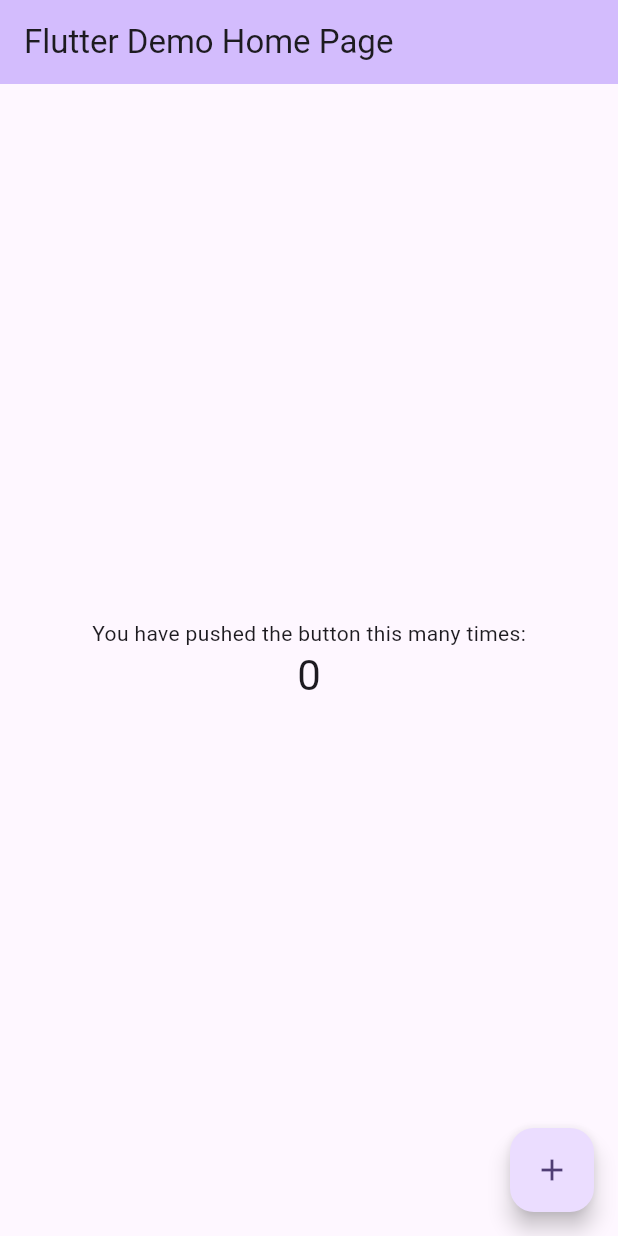
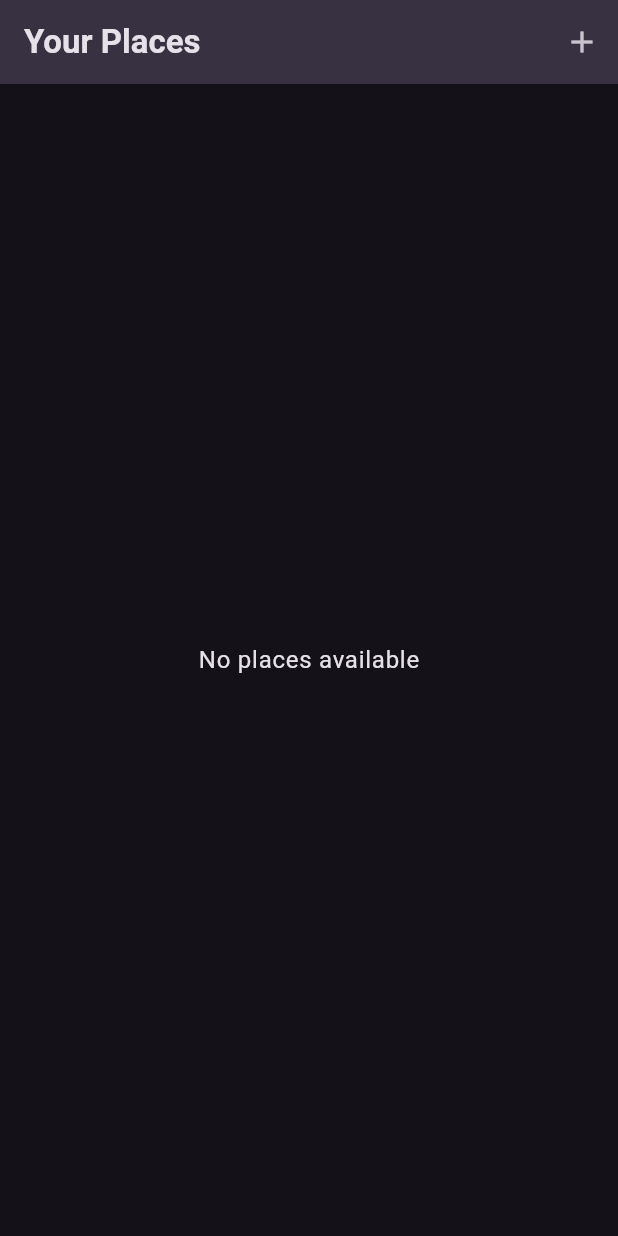
Before and after one commit to imole97/flutter-places, a Flutter app: the screen it shows after launch, on a phone screen of 412 x 824 dp. Run offline on Flutter 3.47's test engine with Material 3 defaults, Android fonts, the phone set to English and light mode, and no system bars; our stand-ins replace google_fonts.

Commit message:
setup places screen

```diff
--- a/lib/main.dart
+++ b/lib/main.dart
@@ -1,125 +1,42 @@
 import 'package:flutter/material.dart';
+import 'package:flutter_places/screens/places.dart';
+
+import 'package:google_fonts/google_fonts.dart';
+
+final colorScheme = ColorScheme.fromSeed(
+  brightness: Brightness.dark,
+  seedColor: const Color.fromARGB(255, 102, 6, 247),
+  surface: const Color.fromARGB(255, 56, 49, 66),
+);
+
+final theme = ThemeData().copyWith(
+  scaffoldBackgroundColor: colorScheme.background,
+  colorScheme: colorScheme,
+  textTheme: GoogleFonts.ubuntuCondensedTextTheme().copyWith(
+    titleSmall: GoogleFonts.ubuntuCondensed(
+      fontWeight: FontWeight.bold,
+    ),
+    titleMedium: GoogleFonts.ubuntuCondensed(
+      fontWeight: FontWeight.bold,
+    ),
+    titleLarge: GoogleFonts.ubuntuCondensed(
+      fontWeight: FontWeight.bold,
+    ),
+  ),
+);
 
 void main() {
-  runApp(const MyApp());
+  runApp(
+    const MyApp(),
+  );
 }
 
 class MyApp extends StatelessWidget {
-  const MyApp({super.key});
+  const MyApp({Key? key}) : super(key: key);
 
-  // This widget is the root of your application.
   @override
   Widget build(BuildContext context) {
     return MaterialApp(
-      title: 'Flutter Demo',
-      theme: ThemeData(
-        // This is the theme of your application.
-        //
-        // TRY THIS: Try running your application with "flutter run". You'll see
-        // the application has a purple toolbar. Then, without quitting the app,
-        // try changing the seedColor in the colorScheme below to Colors.green
-        // and then invoke "hot reload" (save your changes or press the "hot
-        // reload" button in a Flutter-supported IDE, or press "r" if you used
-        // the command line to start the app).
-        //
-        // Notice that the counter didn't reset back to zero; the application
-        // state is not lost during the reload. To reset the state, use hot
-        // restart instead.
-        //
-        // This works for code too, not just values: Most code changes can be
-        // tested with just a hot reload.
-        colorScheme: ColorScheme.fromSeed(seedColor: Colors.deepPurple),
-        useMaterial3: true,
-      ),
-      home: const MyHomePage(title: 'Flutter Demo Home Page'),
-    );
+        title: 'Great Places', theme: theme, home: const PlacesScreen());
   }
 }
-
-class MyHomePage extends StatefulWidget {
-  const MyHomePage({super.key, required this.title});
-
-  // This widget is the home page of your application. It is stateful, meaning
-  // that it has a State object (defined below) that contains fields that affect
-  // how it looks.
-
-  // This class is the configuration for the state. It holds the values (in this
-  // case the title) provided by the parent (in this case the App widget) and
-  // used by the build method of the State. Fields in a Widget subclass are
-  // always marked "final".
-
-  final String title;
-
-  @override
-  State<MyHomePage> createState() => _MyHomePageState();
-}
-
-class _MyHomePageState extends State<MyHomePage> {
-  int _counter = 0;
-
-  void _incrementCounter() {
-    setState(() {
-      // This call to setState tells the Flutter framework that something has
-      // changed in this State, which causes it to rerun the build method below
-      // so that the display can reflect the updated values. If we changed
-      // _counter without calling setState(), then the build method would not be
-      // called again, and so nothing would appear to happen.
-      _counter++;
-    });
-  }
-
-  @override
-  Widget build(BuildContext context) {
-    // This method is rerun every time setState is called, for instance as done
-    // by the _incrementCounter method above.
-    //
-    // The Flutter framework has been optimized to make rerunning build methods
-    // fast, so that you can just rebuild anything that needs updating rather
-    // than having to individually change instances of widgets.
-    return Scaffold(
-      appBar: AppBar(
-        // TRY THIS: Try changing the color here to a specific color (to
-        // Colors.amber, perhaps?) and trigger a hot reload to see the AppBar
-        // change color while the other colors stay the same.
-        backgroundColor: Theme.of(context).colorScheme.inversePrimary,
-        // Here we take the value from the MyHomePage object that was created by
-        // the App.build method, and use it to set our appbar title.
-        title: Text(widget.title),
-      ),
-      body: Center(
-        // Center is a layout widget. It takes a single child and positions it
-        // in the middle of the parent.
-        child: Column(
-          // Column is also a layout widget. It takes a list of children and
-          // arranges them vertically. By default, it sizes itself to fit its
-          // children horizontally, and tries to be as tall as its parent.
-          //
-          // Column has various properties to control how it sizes itself and
-          // how it positions its children. Here we use mainAxisAlignment to
-          // center the children vertically; the main axis here is the vertical
-          // axis because Columns are vertical (the cross axis would be
-          // horizontal).
-          //
-          // TRY THIS: Invoke "debug painting" (choose the "Toggle Debug Paint"
-          // action in the IDE, or press "p" in the console), to see the
-          // wireframe for each widget.
-          mainAxisAlignment: MainAxisAlignment.center,
-          children: <Widget>[
-            const Text(
-              'You have pushed the button this many times:',
-            ),
-            Text(
-              '$_counter',
-              style: Theme.of(context).textTheme.headlineMedium,
-            ),
-          ],
-        ),
-      ),
-      floatingActionButton: FloatingActionButton(
-        onPressed: _incrementCounter,
-        tooltip: 'Increment',
-        child: const Icon(Icons.add),
-      ), // This trailing comma makes auto-formatting nicer for build methods.
-    );
-  }
-}
--- /dev/null
+++ b/lib/models/places.dart
@@ -0,0 +1,11 @@
+import 'package:uuid/uuid.dart';
+
+const uuid = Uuid();
+
+class Place {
+  // we aren't using a const constructor because we need to generate a unique id
+  Place({required this.title}) : id = uuid.v4();
+
+  final String id;
+  final String title;
+}
--- /dev/null
+++ b/lib/screens/places.dart
@@ -0,0 +1,24 @@
+import 'package:flutter/material.dart';
+import 'package:flutter_places/widgets/places_list.dart';
+
+class PlacesScreen extends StatelessWidget {
+  const PlacesScreen({super.key});
+
+  @override
+  Widget build(BuildContext context) {
+    return Scaffold(
+      appBar: AppBar(
+        title: const Text('Your Places'),
+        actions: [
+          IconButton(
+            icon: const Icon(Icons.add),
+            onPressed: () {
+              // Navigator.of(context).pushNamed('/add-place');
+            },
+          ),
+        ],
+      ),
+      body: PlacesList(places: []),
+    );
+  }
+}
--- /dev/null
+++ b/lib/widgets/places_list.dart
@@ -0,0 +1,32 @@
+import 'package:flutter/material.dart';
+import 'package:flutter_places/models/places.dart';
+
+class PlacesList extends StatelessWidget {
+  const PlacesList({super.key, required this.places});
+
+  final List<Place> places;
+  @override
+  Widget build(BuildContext context) {
+    if (places.isEmpty) {
+      return Center(
+          child: Text('No places available',
+              style: Theme.of(context)
+                  .textTheme
+                  .bodyLarge!
+                  .copyWith(color: Theme.of(context).colorScheme.onSurface)));
+    }
+
+    return ListView.builder(
+      itemCount: places.length,
+      itemBuilder: (ctx, index) => ListTile(
+        title: Text(
+          places[index].title,
+          style: Theme.of(context)
+              .textTheme
+              .titleMedium!
+              .copyWith(color: Theme.of(context).colorScheme.onSurface),
+        ),
+      ),
+    );
+  }
+}
--- a/pubspec.yaml
+++ b/pubspec.yaml
@@ -35,6 +35,8 @@ dependencies:
   # The following adds the Cupertino Icons font to your application.
   # Use with the CupertinoIcons class for iOS style icons.
   cupertino_icons: ^1.0.8
+  google_fonts: ^6.2.1
+  uuid: ^4.5.1
 
 dev_dependencies:
   flutter_test:
```
Also changed, not shown: lib/screens/add_place.dart (added), lib/screens/places_details.dart (added), pubspec.lock, 7 other files.
